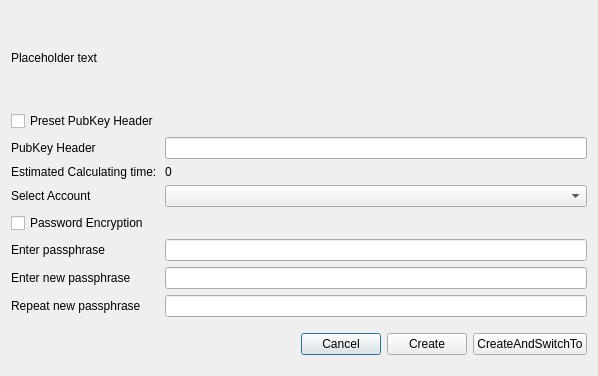
Qt form src/qt_ui/forms/accountdialog.ui (daemsproject/daemscore) before a commit.
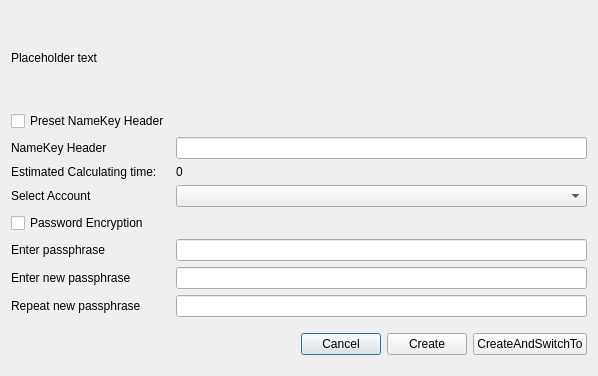
The same form after that commit.

What changed in the file:
```diff
--- a/src/qt_ui/forms/accountdialog.ui
+++ b/src/qt_ui/forms/accountdialog.ui
@@ -59,14 +59,14 @@
      <item row="0" column="0">
       <widget class="QCheckBox" name="checkBoxHeader">
        <property name="text">
-        <string>Preset PubKey Header</string>
+        <string>Preset NameKey Header</string>
        </property>
       </widget>
      </item>
      <item row="1" column="0">
       <widget class="QLabel" name="headerLabel">
        <property name="text">
-        <string>PubKey Header</string>
+        <string>NameKey Header</string>
        </property>
       </widget>
      </item>
```
